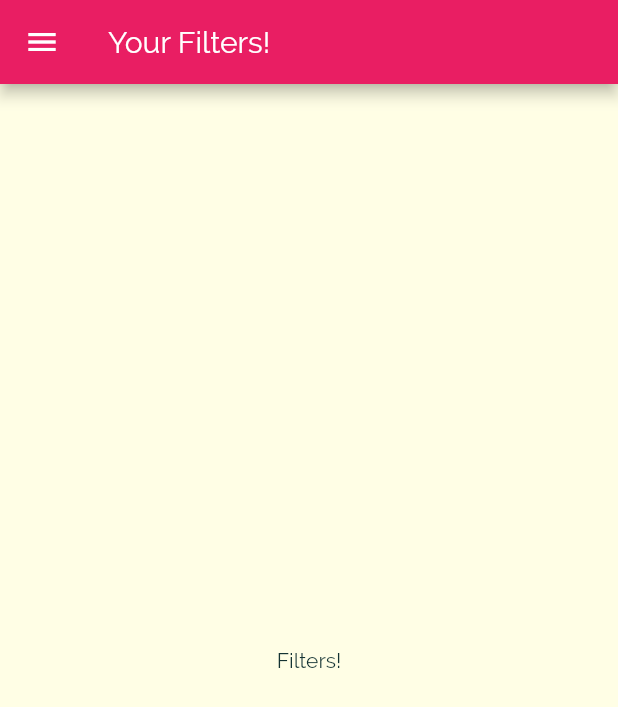
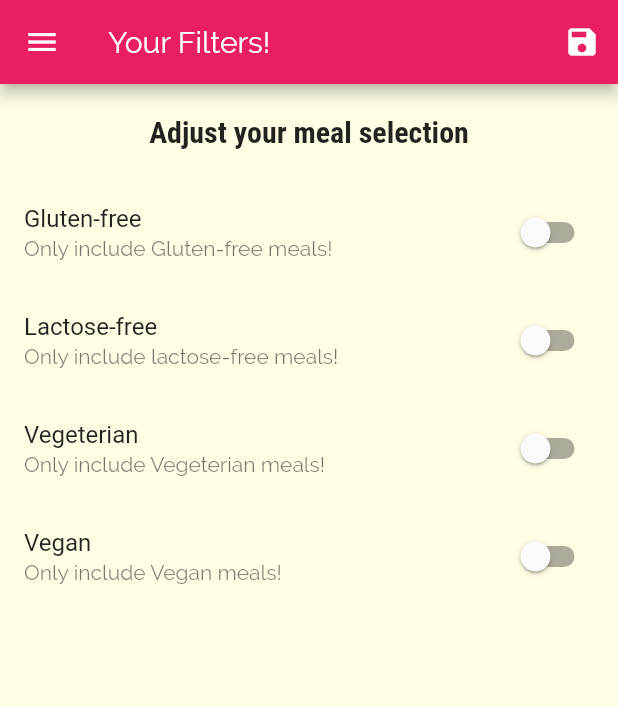
Before and after one commit to engmubarak48/Meals-app, a Flutter app: the filtersScreen screen opened by its route, on a phone screen of 412 x 824 dp. Shown: the top 707 px of the screen. Run offline on Flutter 3.47's test engine with Material 2 defaults, Android fonts, the phone set to English and light mode, and no system bars.

Commit message:
added filterin

```diff
--- a/lib/main.dart
+++ b/lib/main.dart
@@ -1,13 +1,50 @@
 import 'package:flutter/material.dart';
+import './dummy_data.dart';
 import './screens/filters_screen.dart';
 import './screens/tabs_screen.dart';
 import './screens/meal_detail_screen.dart';
 import './screens/category_meals_screen.dart';
 import './screens/categories_screen.dart';
+import './models/meal.dart';
 
 void main() => runApp(MyApp());
 
-class MyApp extends StatelessWidget {
+class MyApp extends StatefulWidget {
+  @override
+  _MyAppState createState() => _MyAppState();
+}
+
+class _MyAppState extends State<MyApp> {
+  Map<String, bool> _filters = {
+    'gluten': false,
+    'lactose': false,
+    'vegan': false,
+    'vegetarian': false,
+  };
+
+  List<Meal> _availableMeals = DUMMY_MEALS;
+
+  void _setFilters(Map<String, bool> filterData) {
+    setState(() {
+      _filters = filterData;
+      _availableMeals = DUMMY_MEALS.where((meal) {
+        if (_filters['gluten'] && !meal.isGlutenFree) {
+          return false;
+        }
+        if (_filters['lactose'] && !meal.isLactoseFree) {
+          return false;
+        }
+        if (_filters['vegan'] && !meal.isVegan) {
+          return false;
+        }
+        if (_filters['vegetarian'] && !meal.isVegetarian) {
+          return false;
+        }
+        return true;
+      }).toList();
+    });
+  }
+
   @override
   Widget build(BuildContext context) {
     return MaterialApp(
@@ -35,9 +72,10 @@ class MyApp extends StatelessWidget {
       initialRoute: '/',
       routes: {
         '/': (ctx) => TabsScreen(),
-        CategoryMealsScreen.routeName: (ctx) => CategoryMealsScreen(),
+        CategoryMealsScreen.routeName: (ctx) =>
+            CategoryMealsScreen(_availableMeals),
         MealDetailScreen.routeName: (ctx) => MealDetailScreen(),
-        filtersScreen.routeName: (ctx) => filtersScreen(),
+        filtersScreen.routeName: (ctx) => filtersScreen(_filters, _setFilters),
       },
       // onGenerateRoute: (settings) {
       //   print(settings.arguments);
--- a/lib/screens/filters_screen.dart
+++ b/lib/screens/filters_screen.dart
@@ -1,17 +1,134 @@
 import 'package:flutter/material.dart';
 import 'package:flutter_complete_guide/widgets/main_drawer.dart';
 
-class filtersScreen extends StatelessWidget {
+class filtersScreen extends StatefulWidget {
   static const routeName = '/filters';
+  final Function saveFilters;
+  final Map<String, bool> currentfilters;
+
+  filtersScreen(this.currentfilters, this.saveFilters);
+
+  @override
+  _filtersScreenState createState() => _filtersScreenState();
+}
+
+class _filtersScreenState extends State<filtersScreen> {
+  var _glutenFree = false;
+  var _vegetarian = false;
+  var _vegan = false;
+  var _lactoseFree = false;
+
+  @override
+  initState() {
+    _glutenFree = widget.currentfilters['gluten'];
+    _vegetarian = widget.currentfilters['vegetarian'];
+    _vegan = widget.currentfilters['vegan'];
+    _lactoseFree = widget.currentfilters['lactose'];
+    super.initState();
+  }
+
+  Widget _buildSswitchListTile(
+    String title,
+    String desctiption,
+    bool currentValue,
+    Function UpdateValue,
+  ) {
+    return SwitchListTile(
+      title: Text(title),
+      value: currentValue,
+      subtitle: Text(
+        desctiption,
+      ),
+      onChanged: UpdateValue,
+    );
+  }
+
   @override
   Widget build(BuildContext context) {
     return Scaffold(
       appBar: AppBar(
         title: Text('Your Filters!'),
+        actions: [
+          IconButton(
+            onPressed: () {
+              final selectedFilters = {
+                'gluten': _glutenFree,
+                'lactose': _lactoseFree,
+                'vegan': _vegan,
+                'vegetarian': _vegetarian,
+              };
+
+              widget.saveFilters(selectedFilters);
+            },
+            icon: Icon(
+              Icons.save,
+            ),
+          ),
+        ],
       ),
       drawer: MainDrawer(),
-      body: Center(
-        child: Text('Filters!'),
+      body: Column(
+        children: [
+          Container(
+            padding: EdgeInsets.all(20),
+            child: Text(
+              'Adjust your meal selection',
+              style: Theme.of(context).textTheme.title,
+            ),
+          ),
+          Expanded(
+            child: ListView(
+              children: [
+                _buildSswitchListTile(
+                  'Gluten-free',
+                  'Only include Gluten-free meals!',
+                  _glutenFree,
+                  (newValue) {
+                    setState(() {
+                      _glutenFree = newValue;
+                    });
+                  },
+                ),
+                _buildSswitchListTile(
+                  'Lactose-free',
+                  'Only include lactose-free meals!',
+                  _lactoseFree,
+                  (newValue) {
+                    setState(
+                      () {
+                        _lactoseFree = newValue;
+                      },
+                    );
+                  },
+                ),
+                _buildSswitchListTile(
+                  'Vegeterian',
+                  'Only include Vegeterian meals!',
+                  _vegetarian,
+                  (newValue) {
+                    setState(
+                      () {
+                        _vegetarian = newValue;
+                      },
+                    );
+                  },
+                ),
+                _buildSswitchListTile(
+                  'Vegan',
+                  'Only include Vegan meals!',
+                  _vegan,
+                  (newValue) {
+                    setState(
+                      () {
+                        _vegan = newValue;
+                      },
+                    );
+                  },
+                ),
+              ],
+            ),
+          )
+        ],
       ),
     );
   }
--- a/lib/screens/meal_detail_screen.dart
+++ b/lib/screens/meal_detail_screen.dart
@@ -90,6 +90,12 @@ class MealDetailScreen extends StatelessWidget {
           ],
         ),
       ),
+      floatingActionButton: FloatingActionButton(
+        child: Icon(Icons.delete),
+        onPressed: () {
+          Navigator.of(context).pop(mealId);
+        },
+      ),
     );
   }
 }
```
Also changed, not shown: lib/screens/category_meals_screen.dart (+51 -16 lines), lib/widgets/meal_item.dart (+11 -1 lines).
